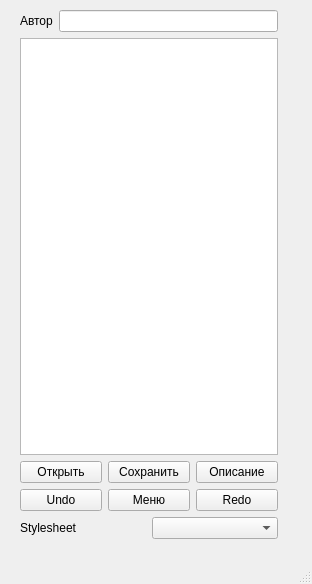
Above: les6/mainwindow.ui from superpavelka/Qt before the change. Below: the same form after it.
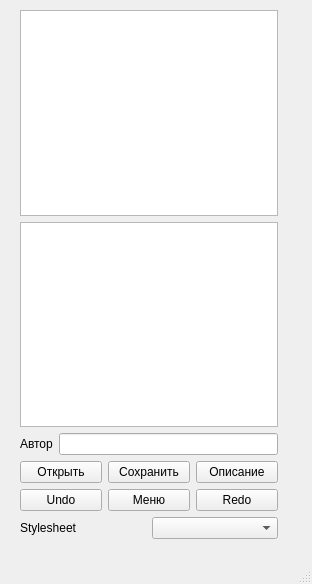
That is the form after the change.

```diff
--- a/les6/mainwindow.ui
+++ b/les6/mainwindow.ui
@@ -36,6 +36,12 @@
      </rect>
     </property>
     <layout class="QVBoxLayout" name="verticalLayout">
+     <item>
+      <widget class="QPlainTextEdit" name="plainTextEdit"/>
+     </item>
+     <item>
+      <widget class="QTextEdit" name="textEdit"/>
+     </item>
      <item>
       <layout class="QHBoxLayout" name="horizontalLayout_3">
        <item>
@@ -50,9 +56,6 @@
        </item>
       </layout>
      </item>
-     <item>
-      <widget class="QPlainTextEdit" name="plainTextEdit"/>
-     </item>
      <item>
       <layout class="QHBoxLayout" name="horizontalLayout">
        <item>
```
